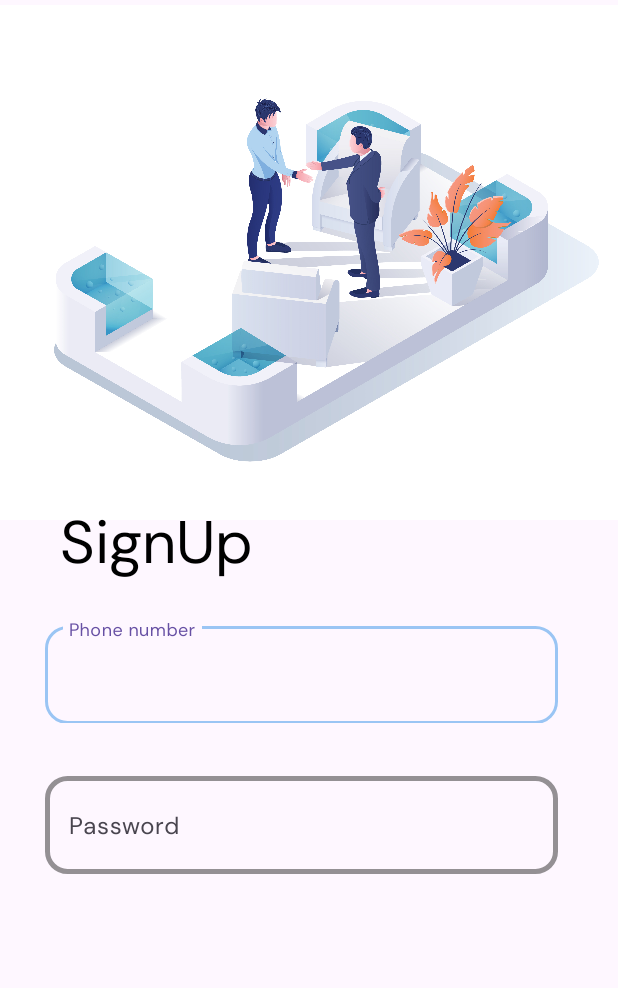
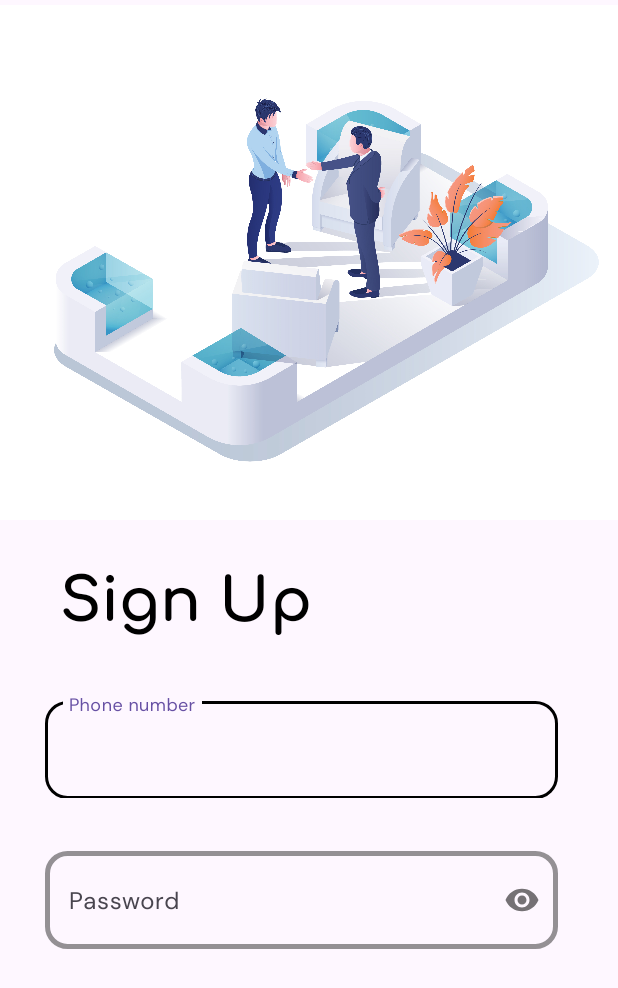
Before and after one commit to Suru-web/SkillSeek, an Android app: the screen it shows after launch (MainActivity), on a phone screen of 412 x 824 dp. Shown: the top 988 px of the screen. Run offline under Robolectric (Android 15) with nearby library versions, the phone set to English and light mode, and no system bars; Roboto replaces fonts that are not available here.

Commit message:
changed colors

```diff
--- a/app/src/main/res/layout/activity_main.xml
+++ b/app/src/main/res/layout/activity_main.xml
@@ -36,18 +36,19 @@
             android:layout_alignParentEnd="true"
             android:layout_alignParentBottom="true"
             android:layout_marginStart="0dp"
-            android:layout_marginTop="23dp"
+            android:layout_marginTop="50dp"
             android:layout_marginEnd="0dp"
-            android:layout_marginBottom="461dp"
-            android:fontFamily="@font/dm_sans"
+            android:layout_marginBottom="430dp"
+            android:fontFamily="@font/comfortaa_bold"
             android:paddingStart="40dp"
-            android:paddingEnd="240dp"
-            android:text="SignUp"
+            android:paddingEnd="200dp"
+            android:text="Sign Up"
             android:textColor="@color/black"
             android:textSize="40sp"
             tools:ignore="HardcodedText" />
 
         <com.google.android.material.textfield.TextInputLayout
+            android:id="@+id/phNum"
             android:layout_width="match_parent"
             android:layout_height="wrap_content"
             android:layout_alignParentStart="true"
@@ -55,14 +56,14 @@
             android:layout_alignParentEnd="true"
             android:layout_alignParentBottom="true"
             android:layout_marginStart="30dp"
-            android:layout_marginTop="100dp"
+            android:layout_marginTop="150dp"
             android:layout_marginEnd="40dp"
-            android:layout_marginBottom="380dp"
+            android:layout_marginBottom="330dp"
             app:boxCornerRadiusBottomEnd="15dp"
             app:boxCornerRadiusBottomStart="15dp"
             app:boxCornerRadiusTopEnd="15dp"
             app:boxCornerRadiusTopStart="15dp"
-            app:boxStrokeColor="@color/lightBlue"
+            app:boxStrokeColor="@color/black"
             app:boxStrokeWidth="3dp">
 
             <com.google.android.material.textfield.TextInputEditText
@@ -71,31 +72,40 @@
                 android:fontFamily="@font/dm_sans"
                 android:hint="Phone number"
                 android:inputType="phone"
+                android:textColor="@color/black"
+                android:textColorHint="@color/black"
+                android:textColorHighlight="@color/black"
                 tools:ignore="HardcodedText" />
         </com.google.android.material.textfield.TextInputLayout>
 
         <com.google.android.material.textfield.TextInputLayout
+            android:id="@+id/passWord"
             android:layout_width="match_parent"
             android:layout_height="wrap_content"
-            android:layout_marginTop="200dp"
+            android:layout_alignParentStart="true"
+            android:layout_alignParentEnd="true"
+            android:layout_alignParentBottom="true"
             android:layout_marginStart="30dp"
+            android:layout_marginTop="30dp"
             android:layout_marginEnd="40dp"
+            android:layout_marginBottom="229dp"
+            app:boxCornerRadiusBottomEnd="15dp"
+            app:boxCornerRadiusBottomStart="15dp"
+            app:boxCornerRadiusTopEnd="15dp"
             app:boxCornerRadiusTopStart="15dp"
-            app:boxCornerRadiusTopEnd="15dp"
-            app:boxCornerRadiusBottomStart="15dp"
-            app:boxCornerRadiusBottomEnd="15dp"
-            app:boxStrokeColor="@color/lightBlue"
-            app:boxStrokeWidth="3dp"
-            >
+            app:passwordToggleEnabled="true"
+            app:boxStrokeColor="@color/black"
+            app:boxStrokeWidth="3dp">
 
             <com.google.android.material.textfield.TextInputEditText
                 android:layout_width="match_parent"
                 android:layout_height="65dp"
+                android:fontFamily="@font/dm_sans"
                 android:hint="Password"
-                tools:ignore="HardcodedText"
                 android:inputType="textPassword"
-                android:fontFamily="@font/dm_sans"
-                />
+                android:textColor="@color/black"
+                android:textColorHint="@color/black"
+                tools:ignore="HardcodedText" />
         </com.google.android.material.textfield.TextInputLayout>
 
 
```
Also changed, not shown: app/src/main/res/font/comfortaa.ttf (added), app/src/main/res/font/comfortaa_bold.ttf (added).
